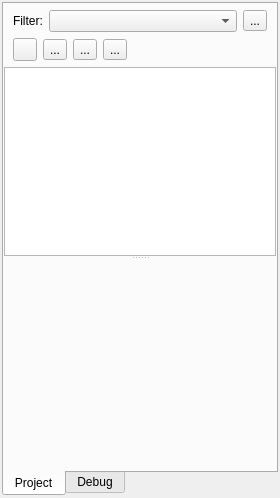
Old version of the form projectview.ui in the repository martinribelotta/embedded-ide.
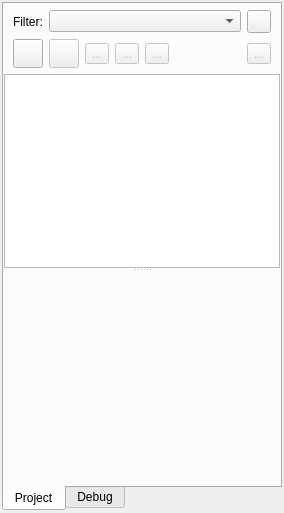
New version of the form. Icons and pictures are not drawn. Custom widgets are drawn as their Qt base class.

Commit message: Menu rework, more i18n, minor reworks

```diff
--- a/projectview.ui
+++ b/projectview.ui
@@ -6,8 +6,8 @@
    <rect>
     <x>0</x>
     <y>0</y>
-    <width>280</width>
-    <height>498</height>
+    <width>284</width>
+    <height>513</height>
    </rect>
   </property>
   <layout class="QVBoxLayout" name="verticalLayout_4">
@@ -87,8 +87,9 @@
              </item>
              <item>
               <widget class="QToolButton" name="filterButton">
-               <property name="text">
-                <string>...</string>
+               <property name="icon">
+                <iconset resource="resources.qrc">
+                 <normaloff>:/images/application-menu.svg</normaloff>:/images/application-menu.svg</iconset>
                </property>
               </widget>
              </item>
@@ -99,8 +100,34 @@
              <property name="leftMargin">
               <number>9</number>
              </property>
+             <property name="rightMargin">
+              <number>9</number>
+             </property>
+             <item>
+              <widget class="QToolButton" name="toolButton_menu">
+               <property name="toolTip">
+                <string>Project</string>
+               </property>
+               <property name="icon">
+                <iconset resource="resources.qrc">
+                 <normaloff>:/images/application-menu.svg</normaloff>:/images/application-menu.svg</iconset>
+               </property>
+               <property name="iconSize">
+                <size>
+                 <width>22</width>
+                 <height>22</height>
+                </size>
+               </property>
+               <property name="popupMode">
+                <enum>QToolButton::InstantPopup</enum>
+               </property>
+              </widget>
+             </item>
              <item>
               <widget class="QToolButton" name="toolButton_documentNew">
+               <property name="enabled">
+                <bool>false</bool>
+               </property>
                <property name="toolTip">
                 <string>&lt;html&gt;&lt;head/&gt;&lt;body&gt;&lt;p&gt;Document New&lt;/p&gt;&lt;/body&gt;&lt;/html&gt;</string>
                </property>
@@ -108,10 +135,19 @@
                 <iconset resource="resources.qrc">
                  <normaloff>:/images/document-new.svg</normaloff>:/images/document-new.svg</iconset>
                </property>
+               <property name="iconSize">
+                <size>
+                 <width>22</width>
+                 <height>22</height>
+                </size>
+               </property>
               </widget>
              </item>
              <item>
               <widget class="QToolButton" name="toolButton_folderNew">
+               <property name="enabled">
+                <bool>false</bool>
+               </property>
                <property name="toolTip">
                 <string>&lt;html&gt;&lt;head/&gt;&lt;body&gt;&lt;p&gt;Folder New&lt;/p&gt;&lt;/body&gt;&lt;/html&gt;</string>
                </property>
@@ -120,12 +156,21 @@
                </property>
                <property name="icon">
                 <iconset resource="resources.qrc">
-                 <normaloff>:/images/document-open.svg</normaloff>:/images/document-open.svg</iconset>
+                 <normaloff>:/images/folder-new.svg</normaloff>:/images/folder-new.svg</iconset>
+               </property>
+               <property name="iconSize">
+                <size>
+                 <width>22</width>
+                 <height>22</height>
+                </size>
                </property>
               </widget>
              </item>
              <item>
               <widget class="QToolButton" name="toolButton_elementDel">
+               <property name="enabled">
+                <bool>false</bool>
+               </property>
                <property name="toolTip">
                 <string>&lt;html&gt;&lt;head/&gt;&lt;body&gt;&lt;p&gt;Remove File/Folder&lt;/p&gt;&lt;/body&gt;&lt;/html&gt;</string>
                </property>
@@ -136,10 +181,19 @@
                 <iconset resource="resources.qrc">
                  <normaloff>:/images/edit-delete.svg</normaloff>:/images/edit-delete.svg</iconset>
                </property>
+               <property name="iconSize">
+                <size>
+                 <width>22</width>
+                 <height>22</height>
+                </size>
+               </property>
               </widget>
              </item>
              <item>
               <widget class="QToolButton" name="toolButton_symbols">
+               <property name="enabled">
+                <bool>false</bool>
+               </property>
                <property name="toolTip">
                 <string>&lt;html&gt;&lt;head/&gt;&lt;body&gt;&lt;p&gt;Show symbols&lt;/p&gt;&lt;/body&gt;&lt;/html&gt;</string>
                </property>
@@ -150,6 +204,12 @@
                 <iconset resource="resources.qrc">
                  <normaloff>:/images/application-menu.svg</normaloff>:/images/application-menu.svg</iconset>
                </property>
+               <property name="iconSize">
+                <size>
+                 <width>22</width>
+                 <height>22</height>
+                </size>
+               </property>
               </widget>
              </item>
              <item>
@@ -165,6 +225,29 @@
                </property>
               </spacer>
              </item>
+             <item>
+              <widget class="QToolButton" name="toolButton_export">
+               <property name="enabled">
+                <bool>false</bool>
+               </property>
+               <property name="toolTip">
+                <string>Project export</string>
+               </property>
+               <property name="text">
+                <string>...</string>
+               </property>
+               <property name="icon">
+                <iconset resource="resources.qrc">
+                 <normaloff>:/images/document-export.svg</normaloff>:/images/document-export.svg</iconset>
+               </property>
+               <property name="iconSize">
+                <size>
+                 <width>22</width>
+                 <height>22</height>
+                </size>
+               </property>
+              </widget>
+             </item>
             </layout>
            </item>
            <item>
```
The commit also changes 22 other files.
